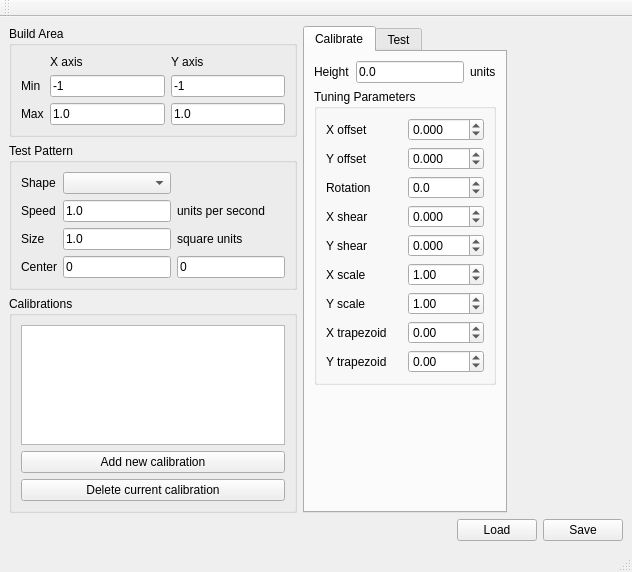
First picture: the form in src/calibrate/ui_mainwindow.ui, repository PeachyPrinter/peachytoolchain, before the edit.
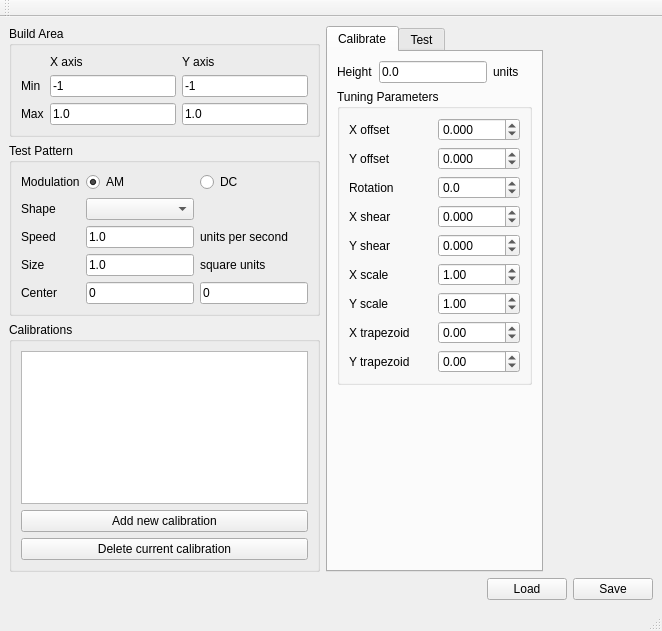
Second picture: the form after the edit.

Commit message:
WIP: Adding AM/DC modulation. * Fixed AM modulation. Now works (tested against hardware) * Added a base class and also made a DC modulation and a factory method. Tested DC too. * Added radio buttons to UI to select, but no code to handle the change yet. * Found that pyside-uic can't compile when button groups used, so have to code them separately.
to select between them.

The edit to the form file:
```diff
--- a/src/calibrate/ui_mainwindow.ui
+++ b/src/calibrate/ui_mainwindow.ui
@@ -6,8 +6,8 @@
    <rect>
     <x>0</x>
     <y>0</y>
-    <width>632</width>
-    <height>572</height>
+    <width>662</width>
+    <height>631</height>
    </rect>
   </property>
   <property name="windowTitle">
@@ -94,75 +94,99 @@
           </property>
           <layout class="QGridLayout" name="gridLayout_2">
            <item row="0" column="0">
+            <widget class="QLabel" name="label_24">
+             <property name="text">
+              <string>Modulation</string>
+             </property>
+            </widget>
+           </item>
+           <item row="0" column="1">
+            <widget class="QRadioButton" name="modulation_radioButton_AM">
+             <property name="text">
+              <string>AM</string>
+             </property>
+             <property name="checked">
+              <bool>true</bool>
+             </property>
+            </widget>
+           </item>
+           <item row="0" column="2">
+            <widget class="QRadioButton" name="modulation_radioButton_DC">
+             <property name="text">
+              <string>DC</string>
+             </property>
+            </widget>
+           </item>
+           <item row="1" column="0">
             <widget class="QLabel" name="label_8">
              <property name="text">
               <string>Shape</string>
              </property>
             </widget>
            </item>
-           <item row="0" column="1">
+           <item row="1" column="1">
             <widget class="QComboBox" name="pattern_combobox"/>
            </item>
-           <item row="1" column="0">
+           <item row="2" column="0">
             <widget class="QLabel" name="label_9">
              <property name="text">
               <string>Speed</string>
              </property>
             </widget>
            </item>
-           <item row="1" column="1">
+           <item row="4" column="1">
+            <widget class="QLineEdit" name="shape_center_x_edit">
+             <property name="text">
+              <string>0</string>
+             </property>
+            </widget>
+           </item>
+           <item row="2" column="1">
             <widget class="QLineEdit" name="speed_edit">
              <property name="text">
               <string>1.0</string>
              </property>
             </widget>
            </item>
-           <item row="2" column="0">
+           <item row="2" column="2">
+            <widget class="QLabel" name="label_23">
+             <property name="text">
+              <string>units per second</string>
+             </property>
+            </widget>
+           </item>
+           <item row="3" column="0">
             <widget class="QLabel" name="label_16">
              <property name="text">
               <string>Size</string>
              </property>
             </widget>
            </item>
-           <item row="2" column="1">
-            <widget class="QLineEdit" name="size_edit">
-             <property name="text">
-              <string>1.0</string>
-             </property>
-            </widget>
-           </item>
-           <item row="3" column="0">
-            <widget class="QLabel" name="label_21">
-             <property name="text">
-              <string>Center</string>
-             </property>
-            </widget>
-           </item>
            <item row="3" column="1">
-            <widget class="QLineEdit" name="shape_center_x_edit">
+            <widget class="QLineEdit" name="size_edit">
              <property name="text">
-              <string>0</string>
+              <string>1.0</string>
              </property>
             </widget>
            </item>
            <item row="3" column="2">
-            <widget class="QLineEdit" name="shape_center_y_edit">
-             <property name="text">
-              <string>0</string>
-             </property>
-            </widget>
-           </item>
-           <item row="2" column="2">
             <widget class="QLabel" name="label_22">
              <property name="text">
               <string>square units</string>
              </property>
             </widget>
            </item>
-           <item row="1" column="2">
-            <widget class="QLabel" name="label_23">
+           <item row="4" column="0">
+            <widget class="QLabel" name="label_21">
              <property name="text">
-              <string>units per second</string>
+              <string>Center</string>
+             </property>
+            </widget>
+           </item>
+           <item row="4" column="2">
+            <widget class="QLineEdit" name="shape_center_y_edit">
+             <property name="text">
+              <string>0</string>
              </property>
             </widget>
            </item>
@@ -241,8 +265,8 @@
               </property>
               <property name="sizeHint" stdset="0">
                <size>
-                <width>0</width>
-                <height>0</height>
+                <width>13</width>
+                <height>13</height>
                </size>
               </property>
              </spacer>
@@ -553,7 +577,7 @@
         <property name="sizeHint" stdset="0">
          <size>
           <width>13</width>
-          <height>13</height>
+          <height>538</height>
          </size>
         </property>
        </spacer>
```
Left out of the diff: 270 changed lines with no effect on the pictures. The commit also changes 5 other files.
